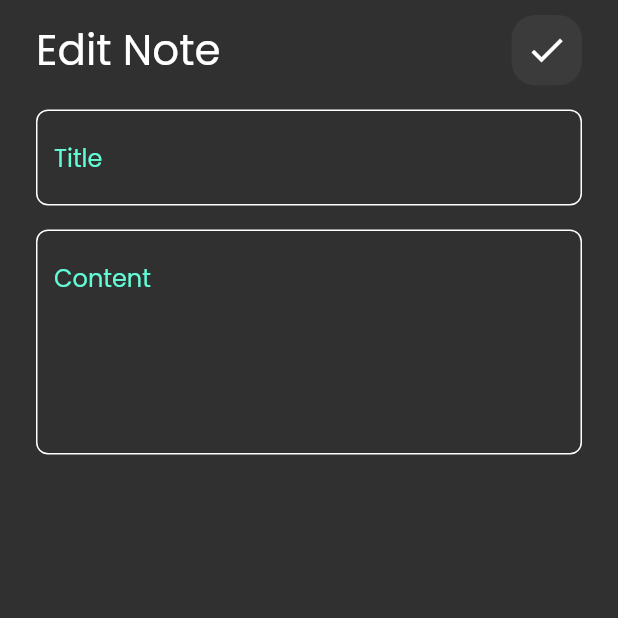
After one commit to eljohnnyy/Note, a Flutter app: the screen it shows after launch, after a tap on "Flutter Tips", on a phone screen of 412 x 824 dp, the top half of it. The commit adds this screen. Run offline on Flutter 3.47's test engine with Material 2 defaults, Android fonts, the phone set to English and light mode, and no system bars; our stand-ins replace font_awesome_flutter.

Commit message:
create edit view

```diff
--- /dev/null
+++ b/lib/views/edit_view.dart
@@ -0,0 +1,36 @@
+import 'package:flutter/material.dart';
+import 'package:note/widget/app_bar.dart';
+import 'package:note/widget/customtextfield.dart';
+
+class EditNote extends StatelessWidget {
+  const EditNote({super.key});
+
+  @override
+  Widget build(BuildContext context) {
+    return const Scaffold(
+
+body: SingleChildScrollView(
+  child:   Padding(
+    padding: EdgeInsets.symmetric(horizontal: 24),
+    child: Column(
+
+      children: [
+
+
+   SizedBox(height: 10,),
+      CustomAppBar(title: 'Edit Note',icon: Icons.check,),
+     SizedBox(height: 16,),
+       CustomTextField(hint: 'Title',),
+
+     SizedBox(height: 16,),
+
+    CustomTextField(hint: 'Content',max: 5,),
+
+      ],
+
+    ),
+  ),
+),
+    );
+  }
+}
--- a/lib/widget/app_bar.dart
+++ b/lib/widget/app_bar.dart
@@ -2,16 +2,17 @@ import 'package:flutter/cupertino.dart';
 import 'package:flutter/material.dart';
 import 'package:note/widget/search_icon.dart';
 
-class AppBar extends StatelessWidget {
-  const AppBar({super.key});
-
+class CustomAppBar extends StatelessWidget {
+ const CustomAppBar({super.key, required this.icon,required this.title});
+final String title;
+final IconData icon;
   @override
   Widget build(BuildContext context) {
-    return const Row(
+    return  Row(
       children: [
-        Text('Notes',style: TextStyle(fontSize: 28),),
-        Spacer(),
-        SearchIcon(),
+        Text(title,style: const TextStyle(fontSize: 28),),
+       const Spacer(),
+        SearchIcon(icon: icon,),
       ],
     );
   }
--- a/lib/widget/custom_button.dart
+++ b/lib/widget/custom_button.dart
@@ -1,4 +1,4 @@
-import 'package:flutter/cupertino.dart';
+
 import 'package:flutter/material.dart';
 
 import 'const.dart';
--- a/lib/widget/note_item.dart
+++ b/lib/widget/note_item.dart
@@ -1,12 +1,20 @@
 import 'package:flutter/material.dart';
 import 'package:font_awesome_flutter/font_awesome_flutter.dart';
+import 'package:note/views/edit_view.dart';
 
 class NoteItem extends StatelessWidget {
   const NoteItem({super.key});
 
   @override
   Widget build(BuildContext context) {
-    return Container(
+    return GestureDetector(
+      onTap: (){
+Navigator.push(context, MaterialPageRoute(builder: (context){
+ return const EditNote();
+}));
+
+      },
+      child: Container(
         padding:const EdgeInsets.only(top: 24,bottom: 24,left: 16),
         decoration: BoxDecoration(
           color:Colors.blue,
@@ -32,6 +40,7 @@ ListTile(
     ],
 
         ),
+      ),
     );
   }
 }
--- a/lib/widget/notes_view_body.dart
+++ b/lib/widget/notes_view_body.dart
@@ -1,4 +1,5 @@
-import 'package:flutter/cupertino.dart';
+
+import 'package:flutter/material.dart';
 import 'package:note/widget/app_bar.dart';
 
 
@@ -13,7 +14,7 @@ class NotesViewBody extends StatelessWidget {
       padding: EdgeInsets.symmetric(horizontal: 24),
       child:  Column(children: [
         SizedBox(height: 10,),
-        AppBar(),
+        CustomAppBar(title: 'Notes',icon: Icons.search,),
        Expanded(child: ListItem()),
 
 
--- a/lib/widget/search_icon.dart
+++ b/lib/widget/search_icon.dart
@@ -2,8 +2,8 @@
 import 'package:flutter/material.dart';
 
 class SearchIcon extends StatelessWidget {
-  const SearchIcon({super.key});
-
+  const SearchIcon({super.key, required this.icon});
+final IconData icon;
   @override
   Widget build(BuildContext context) {
     return Container(
@@ -15,7 +15,7 @@ class SearchIcon extends StatelessWidget {
 
       ),
 
-      child:const Center(child: Icon(Icons.search,size: 28,)),
+      child: Center(child: Icon(icon,size: 28,)),
     );
   }
 }
--- a/lib/widget/show_button_sheet.dart
+++ b/lib/widget/show_button_sheet.dart
@@ -1,6 +1,6 @@
 import 'package:flutter/cupertino.dart';
 import 'package:flutter/material.dart';
-import 'package:note/widget/const.dart';
+
 import 'package:note/widget/customtextfield.dart';
 
 import 'custom_button.dart';
```
Lines whose indentation alone changed are shown as unchanged.
